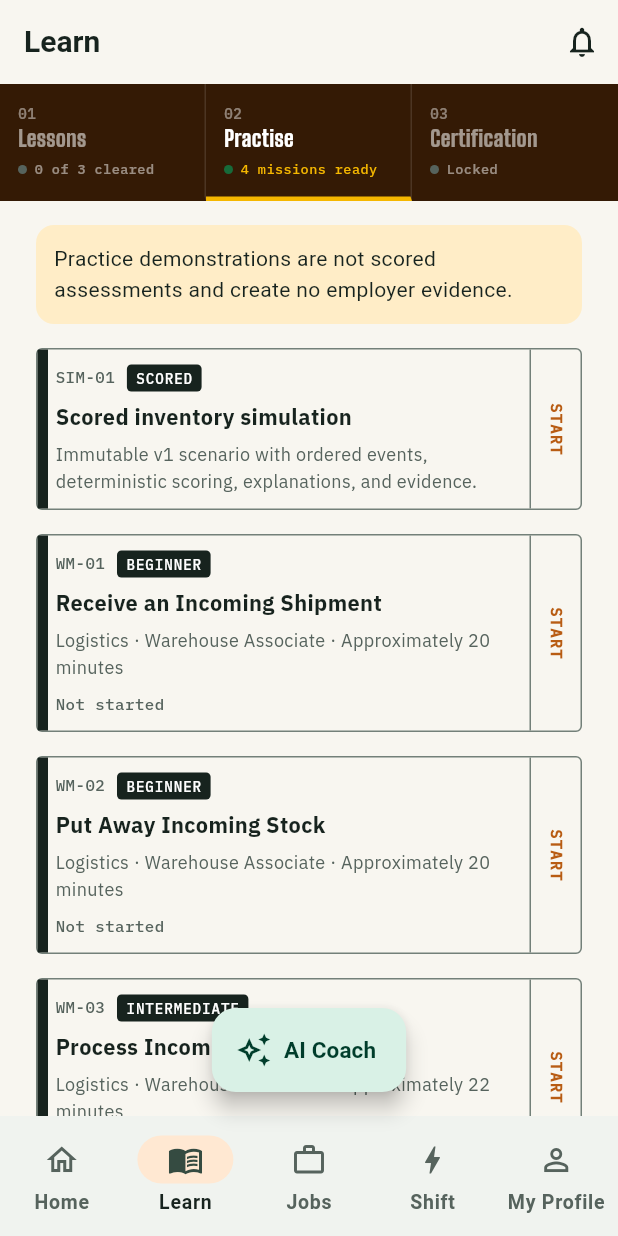
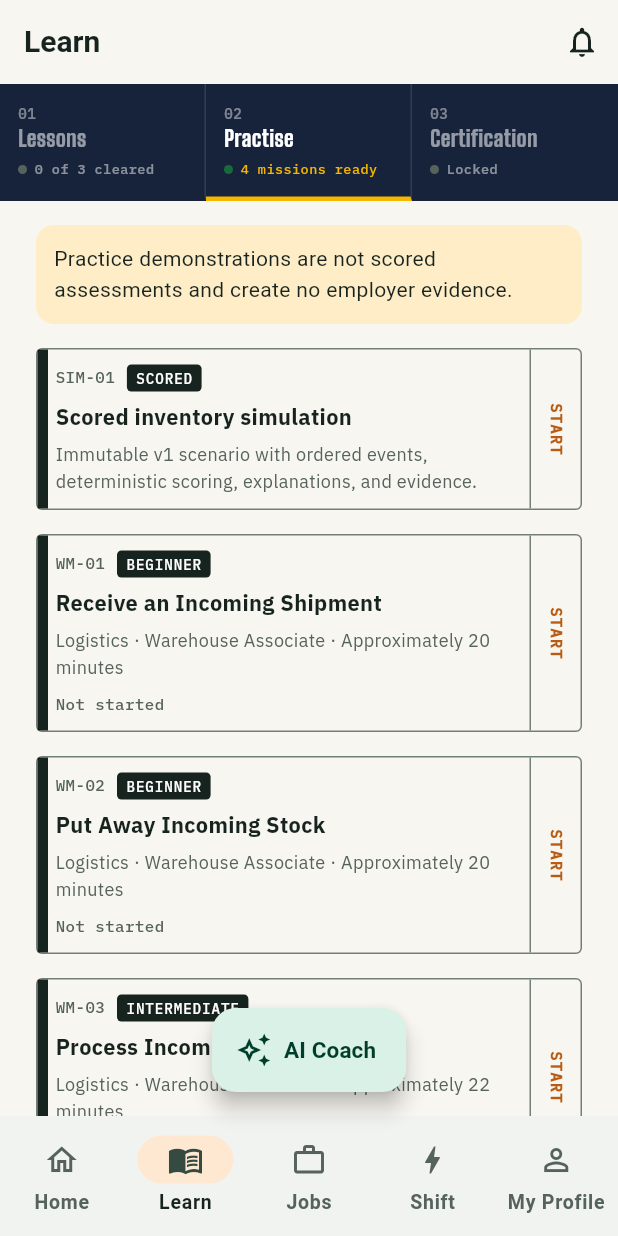
Before and after one commit to manushivendra-shivanya/skilling-platform, a Flutter app: the screen it shows after launch, after a tap on "Skip to home (dev)", after a tap on "शुरू करें · Start", after a tap on "02", on a phone screen of 412 x 824 dp. Run offline on Flutter 3.47's test engine with Material 3 defaults, Android fonts, the phone set to English and light mode, and no system bars; our stand-ins replace dio, flutter_riverpod, flutter_secure_storage, go_router, google_sign_in, shimmer and 3 more; missing offline and left inert: record; accounts and stored records are empty; project files that could hold a hidden picture were left out.

Commit message:
fix(candidate-mobile): stop Learn's tab bar rendering brown, surface debug exceptions on-screen
Two real bugs found via on-device dogfooding of the warehouse SectorPack
UI (docs/26-sector-pack-rollout.md):

- The segmented Lessons/Practise/Certification tab bar derived its dark
  background from pack.primaryAccent (warehouse's orange) darkened toward
  black. That pattern is correct and reviewed for the credential card (a
  one-off focal object), but wrong for this bar: it's persistent chrome
  visible on every screen in the destination, sitting directly against
  each screen's light content, and orange-darkened-toward-black reads as
  a muddy brown -- looked like an error state, not intentional dark UI
  chrome. Fixed by introducing AppColors.navy, a fixed sector-blind
  chrome tone (matching the value already contrast-verified in the Shift
  Floor mock), and using that instead of deriving from primaryAccent.

- A real build-time exception is being caught by the app's global
  ErrorWidget.builder and replaced with a generic 'We could not open this
  screen' card. The exception is already logged via DebugAppLogger, but
  that only reaches adb logcat -- not useful when the only thing at hand
  is the phone that hit it. AppErrorBoundary now appends the real
  exception text in debug builds only (kDebugMode, compiled out of
  release), wrapped in a SingleChildScrollView so a long exception string
  can't itself overflow and re-trigger the same boundary. This doesn't
  fix the underlying exception -- it makes the next occurrence
  immediately diagnosable from the device that hit it.

flutter analyze: 0 issues. flutter test: 338/338 passing.

Co-Authored-By: Claude Sonnet 5 <noreply@anthropic.com>

```diff
--- a/apps/candidate-mobile/lib/app/theme/app_colors.dart
+++ b/apps/candidate-mobile/lib/app/theme/app_colors.dart
@@ -33,4 +33,17 @@ abstract final class AppColors {
   // dark ink background (journey stepper, readiness ring) -- warning/accent
   // are both too close in value to ink to read clearly there.
   static const Color highlight = Color(0xFFFFC933);
+
+  // Fixed dark chrome tone for persistent structural chrome that sits above
+  // sector-pack content (e.g. the Lessons/Practise/Certification segmented
+  // tab bar) -- deliberately NOT derived from any per-sector colour.
+  // Darkening a pack's `primaryAccent` toward black works for a one-off
+  // focal object like the credential card (reviewed, kept intentionally),
+  // but this bar is persistent chrome visible on every screen in the
+  // destination, sitting directly against each screen's light content --
+  // darkening warehouse's orange primaryAccent that way produced a muddy
+  // brown that read as an error state, not a dark UI chrome tone (caught
+  // via real-device dogfooding, see docs/26-sector-pack-rollout.md). Value
+  // matches the navy already contrast-verified in the Shift Floor mock.
+  static const Color navy = Color(0xFF16233B);
 }
--- a/apps/candidate-mobile/lib/features/navigation/presentation/learn_and_practice_screen.dart
+++ b/apps/candidate-mobile/lib/features/navigation/presentation/learn_and_practice_screen.dart
@@ -1,6 +1,7 @@
 import 'package:flutter/material.dart';
 import 'package:flutter_riverpod/flutter_riverpod.dart';
 
+import '../../../app/theme/app_colors.dart';
 import '../../certification_exam/presentation/certification_exam_controller.dart';
 import '../../certification_exam/presentation/certification_exam_section.dart';
 import '../../learning/presentation/learning_controller.dart';
@@ -118,7 +119,11 @@ class _SectorSegmentedTabBar extends ConsumerWidget {
       _practiseSegment(ref),
       _certificationSegment(ref),
     ];
-    final base = Color.lerp(pack.primaryAccent, Colors.black, 0.72)!;
+    // Fixed chrome, not derived from pack.primaryAccent -- see
+    // AppColors.navy's doc comment for why (a real bug caught on-device:
+    // darkening warehouse's orange accent produced brown, which read as an
+    // error state next to the light screens below it).
+    const base = AppColors.navy;
 
     return Container(
       color: base,
```
Also changed, not shown: apps/candidate-mobile/lib/core/widgets/app_error_boundary.dart (+27 -6 lines).
